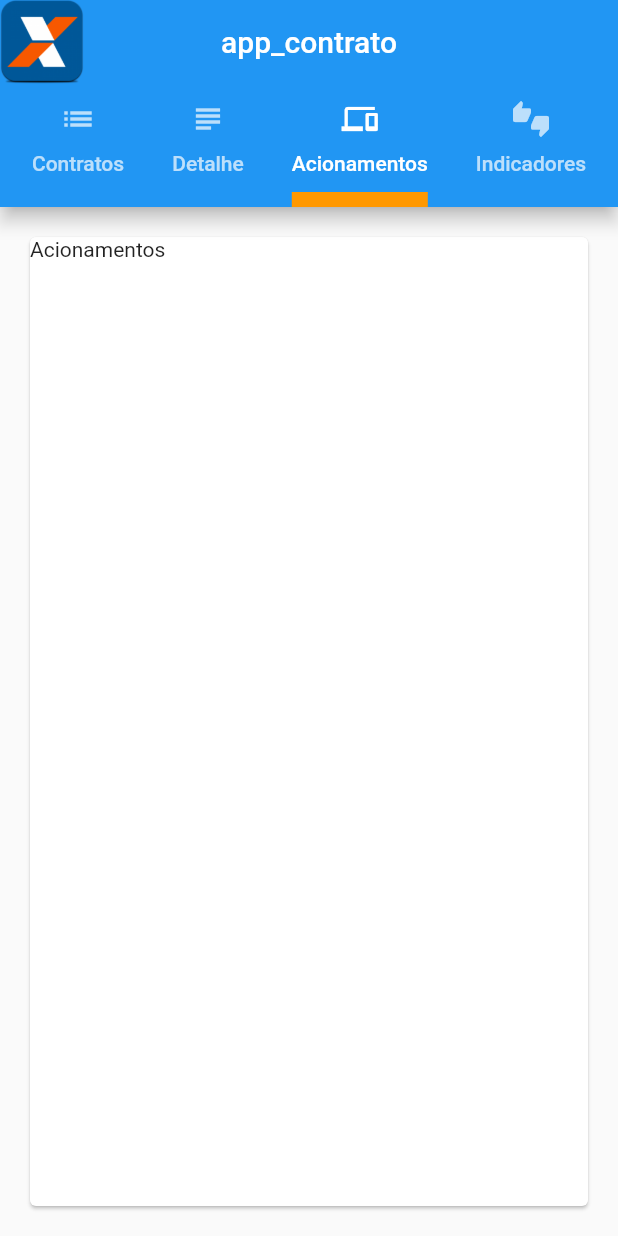
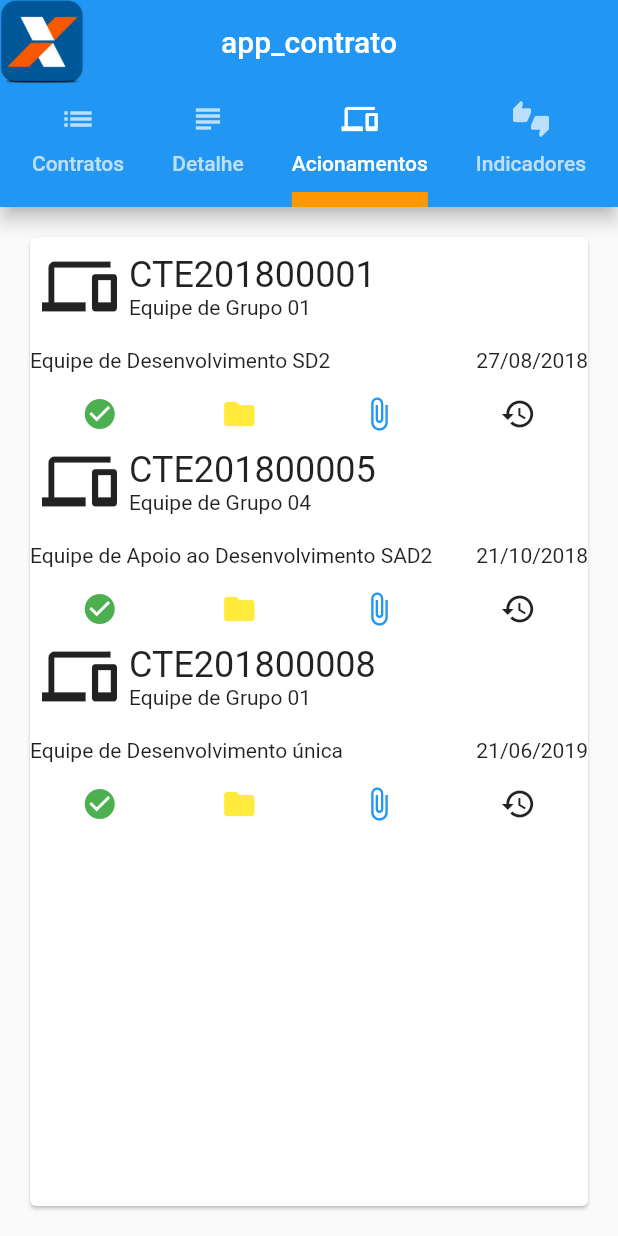
Before and after one commit to at-adorno/appContratos, a Flutter app: the screen it shows after launch, tab 3 chosen, on a phone screen of 412 x 824 dp. Run offline on Flutter 3.47's test engine with Material 2 defaults, Android fonts, the phone set to English and light mode, and no system bars.

```diff
--- a/app_contrato/lib/acionamentos.dart
+++ b/app_contrato/lib/acionamentos.dart
@@ -1,12 +1,142 @@
 import 'package:flutter/material.dart';
 
-class TelaAcionamentos extends StatelessWidget{
-
+class TelaAcionamentos extends StatelessWidget {
   @override
-  Widget build (BuildContext context){
-
-    return Container(
-      child: Text('Acionamentos'),
-      );
+  Widget build(BuildContext context) {
+    return Column(
+      mainAxisSize: MainAxisSize.min,
+      crossAxisAlignment: CrossAxisAlignment.stretch,
+      children: [
+        Row(
+          children: [
+            Padding(
+              padding: const EdgeInsets.all(8.0),
+              child: Icon(Icons.phonelink, size: 50),
+            ),
+            Column(
+              crossAxisAlignment: CrossAxisAlignment.start,
+              mainAxisSize: MainAxisSize.min,
+              children: [
+                Text(
+                  'CTE201800001',
+                  style: Theme.of(context).textTheme.headline,
+                ),
+                Text(
+                  'Equipe de Grupo 01',
+                )
+              ],
+            ),
+          ],
+        ),
+        SizedBox(height: 8),
+        Row(
+          mainAxisAlignment: MainAxisAlignment.spaceBetween,
+          children: [
+            Text(
+              'Equipe de Desenvolvimento SD2',
+            ),
+            Text(
+              '27/08/2018',
+            ),
+          ],
+        ),
+        SizedBox(height: 16),
+        Row(
+          mainAxisAlignment: MainAxisAlignment.spaceAround,
+          children: [
+            Icon(Icons.check_circle, color: Colors.green,),
+            Icon(Icons.folder, color: Colors.yellow,),
+            Icon(Icons.attach_file, color: Colors.blue,),
+            Icon(Icons.history),
+          ],
+        ),
+        Row(
+          children: [
+            Padding(
+              padding: const EdgeInsets.all(8.0),
+              child: Icon(Icons.phonelink, size: 50),
+            ),
+            Column(
+              crossAxisAlignment: CrossAxisAlignment.start,
+              mainAxisSize: MainAxisSize.min,
+              children: [
+                Text(
+                  'CTE201800005',
+                  style: Theme.of(context).textTheme.headline,
+                ),
+                Text(
+                  'Equipe de Grupo 04',
+                )
+              ],
+            ),
+          ],
+        ),
+        SizedBox(height: 8),
+        Row(
+          mainAxisAlignment: MainAxisAlignment.spaceBetween,
+          children: [
+            Text(
+              'Equipe de Apoio ao Desenvolvimento SAD2',
+            ),
+            Text(
+              '21/10/2018',
+            ),
+          ],
+        ),
+        SizedBox(height: 16),
+        Row(
+          mainAxisAlignment: MainAxisAlignment.spaceAround,
+          children: [
+            Icon(Icons.check_circle, color: Colors.green,),
+            Icon(Icons.folder, color: Colors.yellow,),
+            Icon(Icons.attach_file, color: Colors.blue,),
+            Icon(Icons.history),
+          ],
+        ),
+        Row(
+          children: [
+            Padding(
+              padding: const EdgeInsets.all(8.0),
+              child: Icon(Icons.phonelink, size: 50),
+            ),
+            Column(
+              crossAxisAlignment: CrossAxisAlignment.start,
+              mainAxisSize: MainAxisSize.min,
+              children: [
+                Text(
+                  'CTE201800008',
+                  style: Theme.of(context).textTheme.headline,
+                ),
+                Text(
+                  'Equipe de Grupo 01',
+                )
+              ],
+            ),
+          ],
+        ),
+        SizedBox(height: 8),
+        Row(
+          mainAxisAlignment: MainAxisAlignment.spaceBetween,
+          children: [
+            Text(
+              'Equipe de Desenvolvimento única',
+            ),
+            Text(
+              '21/06/2019',
+            ),
+          ],
+        ),
+        SizedBox(height: 16),
+        Row(
+          mainAxisAlignment: MainAxisAlignment.spaceAround,
+          children: [
+            Icon(Icons.check_circle, color: Colors.green,),
+            Icon(Icons.folder, color: Colors.yellow,),
+            Icon(Icons.attach_file, color: Colors.blue,),
+            Icon(Icons.history),
+          ],
+        ),
+      ],
+    );
   }
 }
--- a/app_contrato/lib/contratos.dart
+++ b/app_contrato/lib/contratos.dart
@@ -30,7 +30,7 @@ class TelaContratos extends StatelessWidget{
             ),
             Padding(
               padding: const EdgeInsets.all(8.0),
-              child: Icon(Icons.check_box, size: 50),
+              child: Icon(Icons.check_circle, size: 50),
             ),
           ],
         ),
@@ -56,7 +56,7 @@ class TelaContratos extends StatelessWidget{
             ),
             Padding(
               padding: const EdgeInsets.all(8.0),
-              child: Icon(Icons.check_box_outline_blank, size: 50),
+              child: Icon(Icons.check_circle_outline, size: 50),
             ),
           ],
         ),
--- a/app_contrato/lib/detalhe.dart
+++ b/app_contrato/lib/detalhe.dart
@@ -6,7 +6,39 @@ class TelaDetalhes extends StatelessWidget{
   Widget build (BuildContext context){
 
     return Container(
-      child: Text('Detalhes'),
+      child: criaTabela(),
       );
   }
+
+  criaTabela(){
+    return Table(
+      children: [
+        _criaLinhaTabela('Número do Contrato; 08664/2018'),
+        _criaLinhaTabela('Número do Processo; 5307.01.0872.00/2018'),
+        _criaLinhaTabela('Número do Certame; 008/7066-2018'),
+        _criaLinhaTabela('Número da Demanda; Não informado'),
+        _criaLinhaTabela('Tipo Modalidade; Pregão Eletrônico'),
+        _criaLinhaTabela('CNPJ; 38.022.174/0001-28'),
+        _criaLinhaTabela('Razão Social; Fóton Informática S.A.'),
+        _criaLinhaTabela('Valor Contrato Principal; R\$ 10.616.997,60'),
+        _criaLinhaTabela('Início Vigência; 03/08/2018'),
+        _criaLinhaTabela('Fim Vigência; 02/08/2020'),
+      ],
+    );
+  }
+
+  _criaLinhaTabela(String listaNomes){
+    return TableRow(
+      children: listaNomes.split(';').map((name){
+        return Container(
+          alignment: Alignment.topLeft,
+          child: Text(
+            name,
+            style: TextStyle(fontSize: 15.0),
+          ),
+          padding: EdgeInsets.all(8.0),
+        );
+      }).toList(),
+    );
+  }
 }
```
